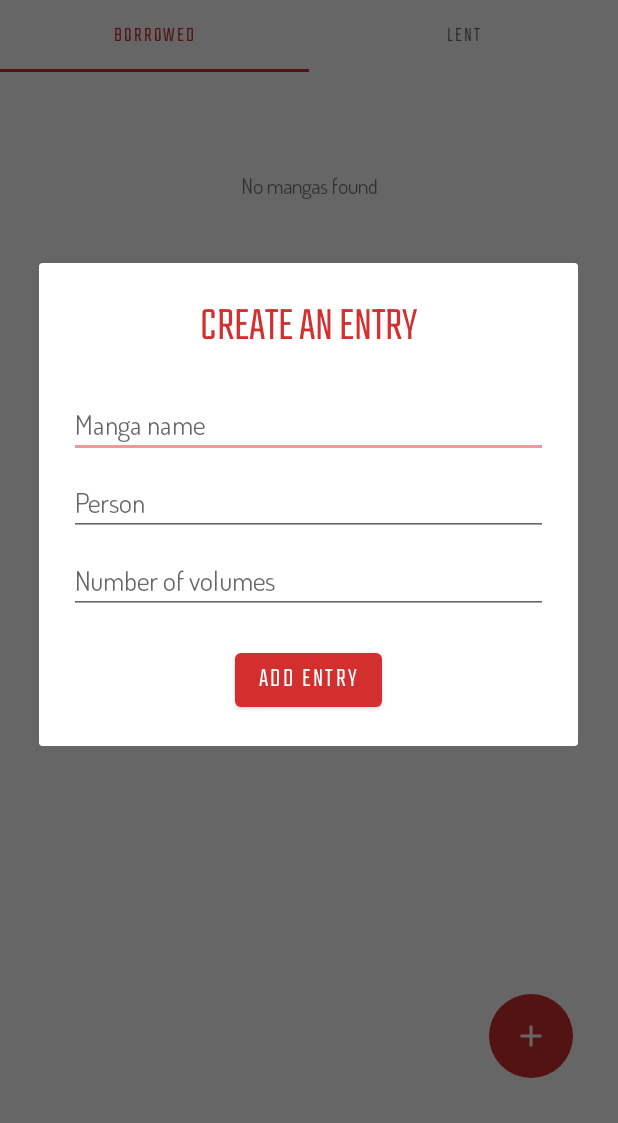
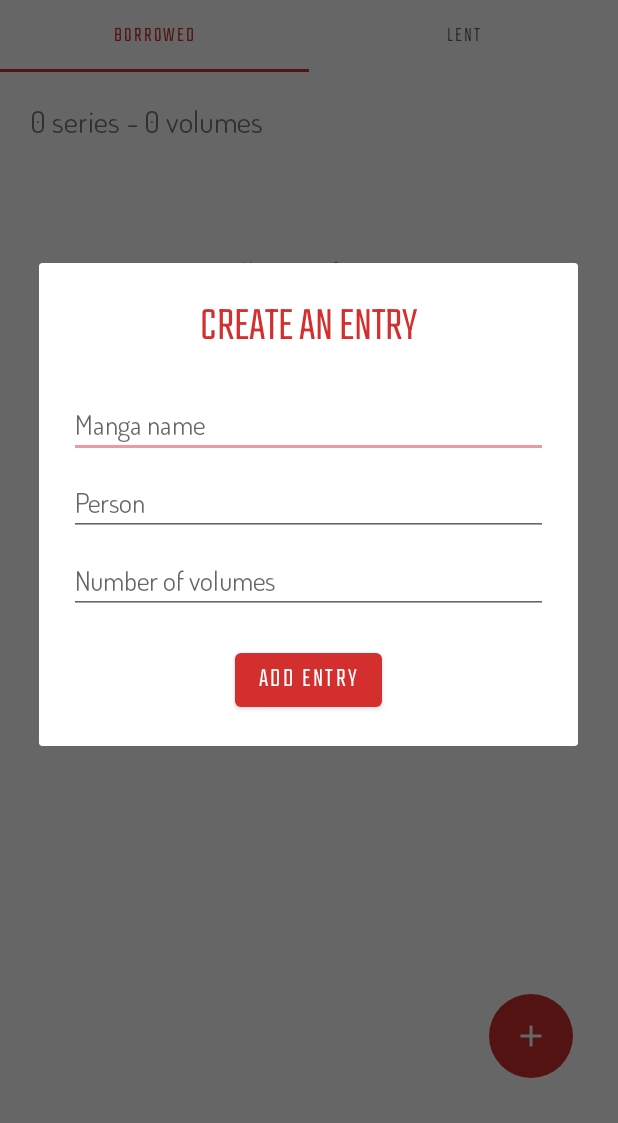
Before and after one commit to Guillaume-prog/Manga-tech, an Android app: the screen it shows after launch (MainActivity), after a tap on an icon or button, on a phone screen of 412 x 824 dp, the part 113-1236 px from its top. Run offline under Robolectric (Android 15) with nearby library versions, the phone set to English and light mode, and no system bars; our stand-ins replace Volley; network calls fail.

Commit message:
Added manga volume tally

```diff
--- a/app/src/main/java/dev/regucorp/manga_tech/TabFragment.java
+++ b/app/src/main/java/dev/regucorp/manga_tech/TabFragment.java
@@ -35,7 +35,10 @@ public class TabFragment extends Fragment {
     private DataHandler db;
 
     private LinearLayout ll;
+    private TextView statsView;
     private View lastView;
+
+    private int numSeries, totalVolumes, lastViewNumVols = 0;
 
     public TabFragment(DataHandler db, MangaEntry[] entryList) {
         this.db = db;
@@ -46,6 +49,7 @@ public class TabFragment extends Fragment {
     public View onCreateView(LayoutInflater inflater, ViewGroup container, Bundle savedInstanceState) {
         View v = inflater.inflate(R.layout.tab_fragment, container, false);
         ll = v.findViewById(R.id.fragment_list);
+        statsView = v.findViewById(R.id.manga_count);
 
         init();
 
@@ -61,6 +65,10 @@ public class TabFragment extends Fragment {
             String title = titleView.getText().toString();
 
             MangaEntry updatedEntry = MangaModel.getInstance().getByName(db, title);
+
+            totalVolumes += updatedEntry.getNumOwned() - lastViewNumVols;
+            updateStats();
+
             int oldIndex = ll.indexOfChild(lastView);
             ll.removeView(lastView);
 
@@ -70,6 +78,9 @@ public class TabFragment extends Fragment {
     }
 
     public void init() {
+        numSeries = 0;
+        totalVolumes = 0;
+
         if(startEntries != null) {
             for(MangaEntry e : startEntries) {
                 addManga(e);
@@ -79,8 +90,15 @@ public class TabFragment extends Fragment {
         }
     }
 
+    private void updateStats() {
+        statsView.setText(numSeries + " series - " + totalVolumes + " volumes");
+    }
+
     public void addManga(MangaEntry entry) {
         ll.addView(genManga(entry));
+        numSeries++;
+        totalVolumes += entry.getNumOwned();
+        updateStats();
     }
 
     public View genManga(MangaEntry entry) {
@@ -94,6 +112,7 @@ public class TabFragment extends Fragment {
         // Access manga vols
         v.setOnClickListener(view -> {
             lastView = v;
+            lastViewNumVols = entry.getNumOwned();
             sendToActivity(entry);
         });
 
@@ -108,6 +127,10 @@ public class TabFragment extends Fragment {
             delBtn.setOnClickListener(button -> {
                 ll.removeView(v);
                 MangaModel.getInstance().deleteEntry(db, entry);
+
+                numSeries--;
+                totalVolumes -= entry.getNumOwned();
+                updateStats();
 
                 entries.remove(entry);
                 if(entries.size() == 0) showNoEntries();
--- a/app/src/main/res/layout/tab_fragment.xml
+++ b/app/src/main/res/layout/tab_fragment.xml
@@ -10,11 +10,28 @@
         android:layout_height="match_parent">
 
         <LinearLayout
-            android:id="@+id/fragment_list"
             android:layout_width="match_parent"
             android:layout_height="wrap_content"
-            android:orientation="vertical"
-            android:paddingBottom="100dp"/>
+            android:orientation="vertical">
+
+            <TextView
+                android:id="@+id/manga_count"
+                android:layout_width="match_parent"
+                android:layout_height="wrap_content"
+                android:text="0 series - 0 volumes"
+                android:paddingHorizontal="20dp"
+                android:paddingTop="20dp"
+                android:paddingBottom="10dp"
+                android:textSize="20sp"/>
+
+            <LinearLayout
+                android:id="@+id/fragment_list"
+                android:layout_width="match_parent"
+                android:layout_height="wrap_content"
+                android:orientation="vertical"
+                android:paddingBottom="100dp"/>
+
+        </LinearLayout>
 
     </ScrollView>
 
--- a/build.gradle
+++ b/build.gradle
@@ -5,7 +5,7 @@ buildscript {
         mavenCentral()
     }
     dependencies {
-        classpath "com.android.tools.build:gradle:4.2.1"
+        classpath 'com.android.tools.build:gradle:4.2.2'
 
         // NOTE: Do not place your application dependencies here; they belong
         // in the individual module build.gradle files
```
